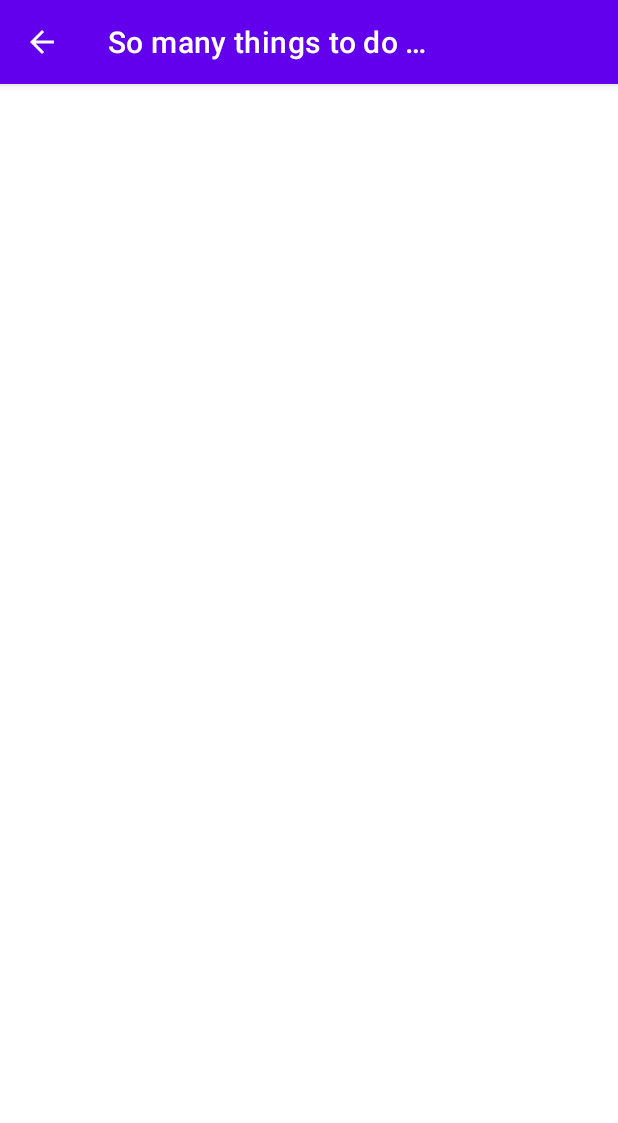
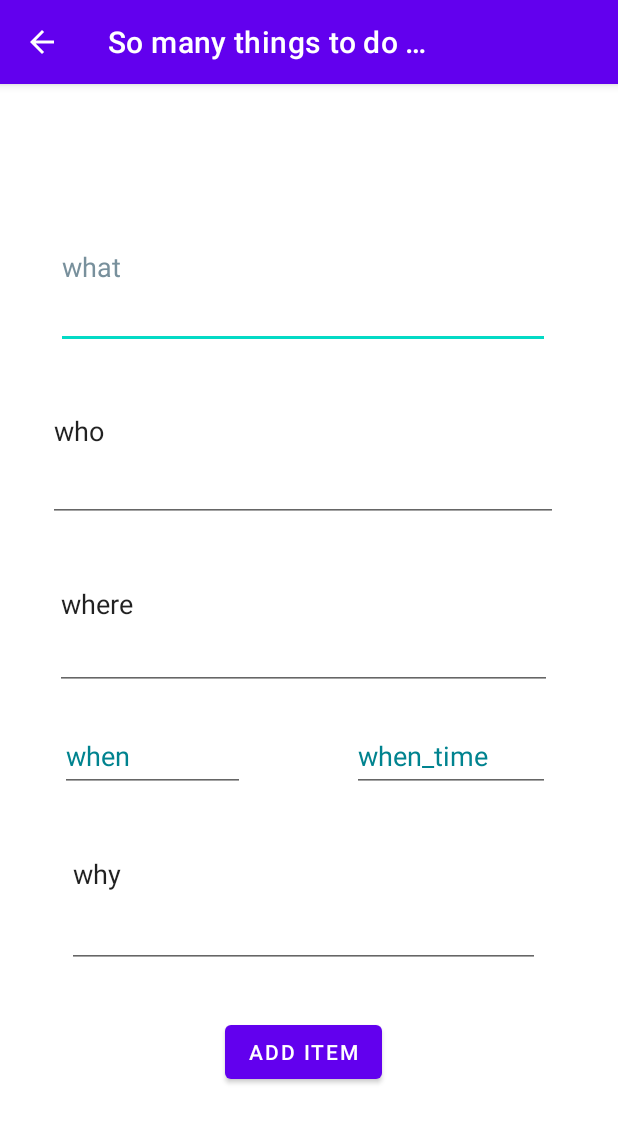
Before and after one commit to falistra/todolist, an Android app: the ItemInsert screen opened directly, with no data from a screen before it, on a phone screen of 412 x 824 dp. Shown: the top 1123 px of the screen. Run offline under Robolectric (Android 15) with nearby library versions, the phone set to English and light mode, and no system bars.

Commit message:
Add Item_insert xml layout , README.md e strings.xml

```diff
--- a/app/src/main/res/layout/activity_item_insert.xml
+++ b/app/src/main/res/layout/activity_item_insert.xml
@@ -1,8 +1,149 @@
 <?xml version="1.0" encoding="utf-8"?>
 <androidx.constraintlayout.widget.ConstraintLayout xmlns:android="http://schemas.android.com/apk/res/android"
+    xmlns:app="http://schemas.android.com/apk/res-auto"
     xmlns:tools="http://schemas.android.com/tools"
     android:layout_width="match_parent"
     android:layout_height="match_parent"
     tools:context=".ItemInsert">
 
+    <androidx.constraintlayout.widget.ConstraintLayout
+        android:layout_width="wrap_content"
+        android:layout_height="wrap_content"
+        android:layout_marginStart="16dp"
+        app:layout_constraintBottom_toBottomOf="parent"
+        app:layout_constraintStart_toStartOf="parent"
+        app:layout_constraintTop_toTopOf="parent">
+
+        <EditText
+            android:id="@+id/editText_what"
+            android:layout_width="329dp"
+            android:layout_height="77dp"
+            android:layout_marginStart="16dp"
+            android:layout_marginTop="24dp"
+            android:layout_marginEnd="16dp"
+            android:width="320dp"
+            android:ems="10"
+            android:gravity="start|top"
+            android:hint="@string/what_hint"
+            android:importantForAutofill="no"
+            android:inputType="textMultiLine"
+            android:minHeight="60dp"
+            android:text="@string/what"
+            android:textColor="#78909C"
+            app:layout_constraintBottom_toTopOf="@+id/editText_who"
+            app:layout_constraintEnd_toEndOf="parent"
+            app:layout_constraintHorizontal_bias="0.5"
+            app:layout_constraintStart_toStartOf="parent"
+            app:layout_constraintTop_toTopOf="parent"
+            app:layout_constraintVertical_chainStyle="spread" />
+
+        <EditText
+            android:id="@+id/editText_who"
+            android:layout_width="340dp"
+            android:layout_height="83dp"
+            android:layout_marginStart="16dp"
+            android:layout_marginTop="32dp"
+            android:layout_marginEnd="16dp"
+            android:width="320dp"
+            android:ems="10"
+            android:gravity="start|top"
+            android:hint="@string/who_hint"
+            android:importantForAutofill="no"
+            android:inputType="textMultiLine"
+            android:minHeight="48dp"
+            android:text="@string/who"
+            app:layout_constraintBottom_toTopOf="@+id/editText_where"
+            app:layout_constraintEnd_toEndOf="parent"
+            app:layout_constraintHorizontal_bias="0.5"
+            app:layout_constraintStart_toStartOf="parent"
+            app:layout_constraintTop_toBottomOf="@+id/editText_what" />
+
+        <EditText
+            android:id="@+id/editText_where"
+            android:layout_width="331dp"
+            android:layout_height="80dp"
+            android:layout_marginStart="16dp"
+            android:layout_marginTop="32dp"
+            android:layout_marginEnd="16dp"
+            android:width="320dp"
+            android:ems="10"
+            android:gravity="start|top"
+            android:hint="@string/where_hint"
+            android:importantForAutofill="no"
+            android:inputType="textMultiLine"
+            android:minHeight="48dp"
+            android:text="@string/where"
+            app:layout_constraintBottom_toTopOf="@+id/editTextDate"
+            app:layout_constraintEnd_toEndOf="parent"
+            app:layout_constraintStart_toStartOf="parent"
+            app:layout_constraintTop_toBottomOf="@+id/editText_who" />
+
+        <EditText
+            android:id="@+id/editTextDate"
+            android:layout_width="123dp"
+            android:layout_height="48dp"
+            android:layout_marginStart="24dp"
+            android:layout_marginTop="20dp"
+            android:autofillHints=""
+            android:ems="10"
+            android:hint="@string/when"
+            android:inputType="date"
+            android:minHeight="48dp"
+            android:textColorHint="#00838F"
+            app:layout_constraintStart_toStartOf="parent"
+            app:layout_constraintTop_toBottomOf="@+id/editText_where" />
+
+        <EditText
+            android:id="@+id/editText_why"
+            android:layout_width="315dp"
+            android:layout_height="85dp"
+            android:layout_marginStart="16dp"
+            android:layout_marginTop="32dp"
+            android:layout_marginEnd="16dp"
+            android:width="320dp"
+            android:ems="10"
+            android:gravity="start|top"
+            android:hint="@string/why_hint"
+            android:importantForAutofill="no"
+            android:inputType="textMultiLine"
+            android:minHeight="48dp"
+            android:text="@string/why"
+            app:layout_constraintBottom_toBottomOf="parent"
+            app:layout_constraintEnd_toEndOf="parent"
+            app:layout_constraintStart_toStartOf="parent"
+            app:layout_constraintTop_toBottomOf="@+id/editTextTime"
+            app:layout_constraintVertical_bias="0.0" />
+
+        <EditText
+            android:id="@+id/editTextTime"
+            android:layout_width="132dp"
+            android:layout_height="48dp"
+            android:layout_marginEnd="4dp"
+            android:autofillHints=""
+            android:ems="10"
+            android:hint="@string/when_time"
+            android:inputType="time"
+            android:minHeight="24dp"
+            android:textColorHint="#00838F"
+            app:layout_constraintBaseline_toBaselineOf="@+id/editTextDate"
+            app:layout_constraintEnd_toEndOf="parent"
+            app:layout_constraintHorizontal_bias="0.807"
+            app:layout_constraintStart_toEndOf="@+id/editTextDate" />
+
+        <Button
+            android:id="@+id/button"
+            android:layout_width="wrap_content"
+            android:layout_height="wrap_content"
+            android:layout_marginTop="32dp"
+            android:layout_marginBottom="24dp"
+            android:text="@string/addItem"
+            app:layout_constraintBottom_toBottomOf="parent"
+            app:layout_constraintEnd_toEndOf="parent"
+            app:layout_constraintStart_toStartOf="parent"
+            app:layout_constraintTop_toBottomOf="@+id/editText_why"
+            app:layout_constraintVertical_bias="0.024" />
+
+
+    </androidx.constraintlayout.widget.ConstraintLayout>
+
 </androidx.constraintlayout.widget.ConstraintLayout>
--- /dev/null
+++ b/app/src/main/res/values/arrays.xml
@@ -0,0 +1,12 @@
+<resources>
+    <!-- Reply Preference -->
+    <string-array name="reply_entries">
+        <item>Reply</item>
+        <item>Reply to all</item>
+    </string-array>
+
+    <string-array name="reply_values">
+        <item>reply</item>
+        <item>reply_all</item>
+    </string-array>
+</resources>
```
Also changed, not shown: 2 other files.
